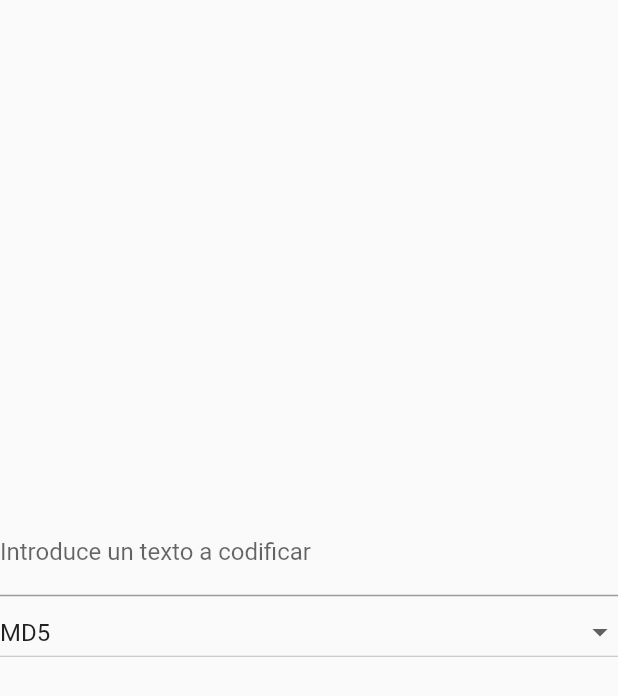
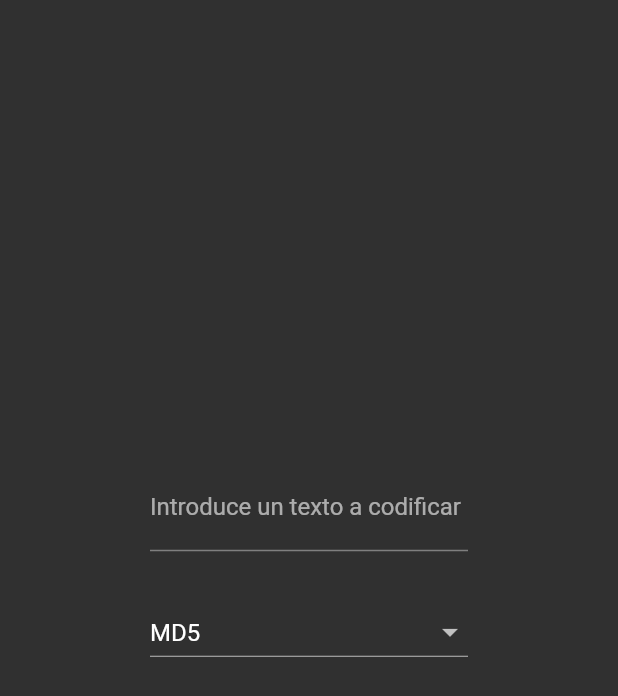
Before and after one commit to Collanteslu/easyhash, a Flutter app: the screen it shows after launch, on a phone screen of 412 x 824 dp. Shown: the top 696 px of the screen. Run offline on Flutter 3.47's test engine with Material 2 defaults, Android fonts, the phone set to English and light mode, and no system bars.

Commit message:
ajuste de tema

```diff
--- a/lib/main.dart
+++ b/lib/main.dart
@@ -14,8 +14,14 @@ class MyApp extends StatelessWidget {
       debugShowCheckedModeBanner: false,
       title: 'HashCode',
       theme: ThemeData(
-        primarySwatch: Colors.blue,
+        brightness: Brightness.light,
+        /* light theme settings */
       ),
+      darkTheme: ThemeData(
+        brightness: Brightness.dark,
+        /* dark theme settings */
+      ),
+      themeMode: ThemeMode.dark,
       home: const HashPage(title: 'Hash code'),
     );
   }
--- a/lib/pages/HashPage.dart
+++ b/lib/pages/HashPage.dart
@@ -47,7 +47,9 @@ class _HashPageState extends State<HashPage> {
   @override
   Widget build(BuildContext context) {
     return Scaffold(
-        body: Center(
+        body: Container(
+      margin: const EdgeInsets.all(100.0),
+      child: Center(
         child: Column(
           crossAxisAlignment: CrossAxisAlignment.stretch,
           mainAxisAlignment: MainAxisAlignment.center,
@@ -64,6 +66,10 @@ class _HashPageState extends State<HashPage> {
                 });
               },
             ),
+            const SizedBox(
+              height: 30.0,
+            ),
+
             //select con loas distintos tipos de hasheo
             DropdownButton<String>(
               value: _hashMethod,
@@ -88,12 +94,16 @@ class _HashPageState extends State<HashPage> {
                 );
               }).toList(),
             ),
+            const SizedBox(
+              height: 30.0,
+            ),
             SelectableText(
               textoMostrar,
               style: Theme.of(context).textTheme.headline4,
             ),
           ],
         ),
+      ),
     ));
   }
 }
```
Lines whose indentation alone changed are shown as unchanged.
